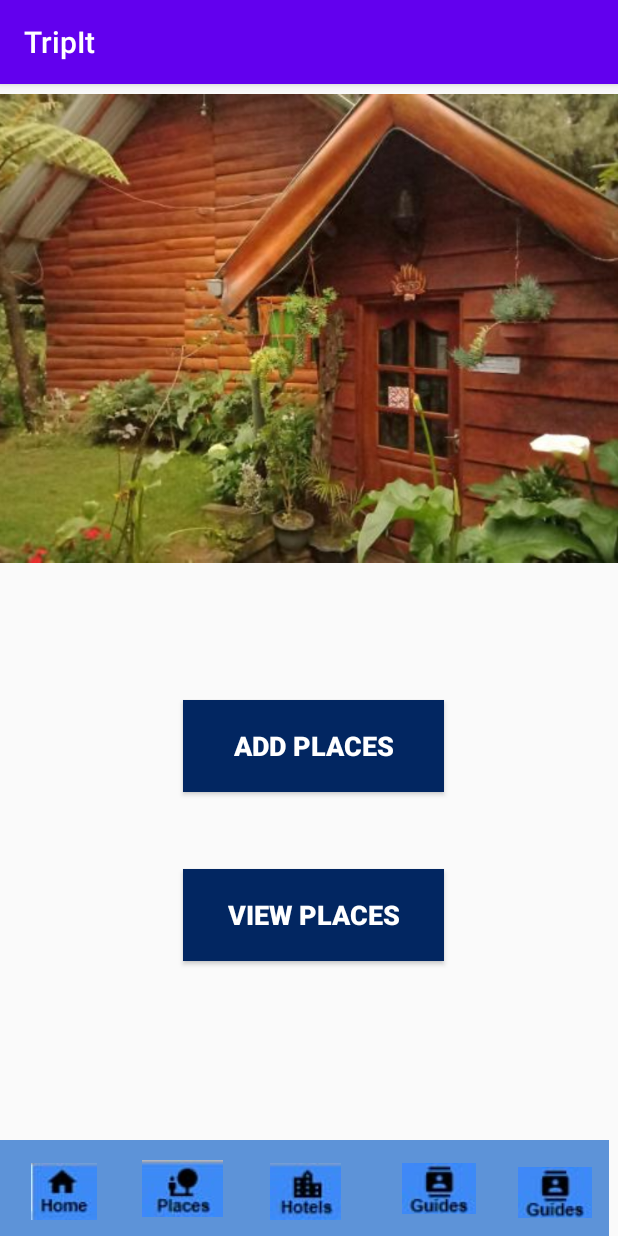
After one commit to SurekhaChandrarathna/PlacesManagement, an Android app: the AdminPg screen opened directly, with no data from a screen before it, on a phone screen of 412 x 824 dp. The commit adds this screen. Run offline under Robolectric (Android 15) with nearby library versions, the phone set to English and light mode, and no system bars.

Commit message:
fourth commit

```diff
--- a/app/src/main/AndroidManifest.xml
+++ b/app/src/main/AndroidManifest.xml
@@ -9,7 +9,8 @@
         android:roundIcon="@mipmap/ic_launcher_round"
         android:supportsRtl="true"
         android:theme="@style/AppTheme">
-        <activity android:name=".ViewPlace"></activity>
+        <activity android:name=".AdminPg"></activity>
+        <activity android:name=".ViewPlace" />
         <activity android:name=".PlacesVi" />
         <activity android:name=".WelcomeInt" />
         <activity android:name=".Cities" />
--- /dev/null
+++ b/app/src/main/java/com/example/tripit/AdminPg.java
@@ -0,0 +1,14 @@
+package com.example.tripit;
+
+import androidx.appcompat.app.AppCompatActivity;
+
+import android.os.Bundle;
+
+public class AdminPg extends AppCompatActivity {
+
+    @Override
+    protected void onCreate(Bundle savedInstanceState) {
+        super.onCreate(savedInstanceState);
+        setContentView(R.layout.activity_admin_pg);
+    }
+}
--- /dev/null
+++ b/app/src/main/res/layout/activity_admin_pg.xml
@@ -0,0 +1,129 @@
+<?xml version="1.0" encoding="utf-8"?>
+<androidx.constraintlayout.widget.ConstraintLayout xmlns:android="http://schemas.android.com/apk/res/android"
+    xmlns:app="http://schemas.android.com/apk/res-auto"
+    xmlns:tools="http://schemas.android.com/tools"
+    android:layout_width="match_parent"
+    android:layout_height="match_parent"
+    tools:context=".AdminPg">
+
+    <androidx.appcompat.widget.Toolbar
+        android:id="@+id/toolbar2"
+        android:layout_width="406dp"
+        android:layout_height="64dp"
+        android:background="@color/tiColor1"
+        android:minHeight="?attr/actionBarSize"
+        android:theme="?attr/actionBarTheme"
+        app:layout_constraintBottom_toBottomOf="parent"
+        app:layout_constraintEnd_toEndOf="parent"
+        app:layout_constraintHorizontal_bias="0.0"
+        app:layout_constraintStart_toStartOf="parent"
+        app:layout_constraintTop_toTopOf="parent"
+        app:layout_constraintVertical_bias="1.0" />
+
+    <ImageButton
+        android:id="@+id/imageButton1"
+        android:layout_width="67dp"
+        android:layout_height="59dp"
+        android:background="@color/tiColor1"
+        app:layout_constraintBottom_toBottomOf="parent"
+        app:layout_constraintEnd_toEndOf="@+id/toolbar2"
+        app:layout_constraintHorizontal_bias="0.026"
+        app:layout_constraintStart_toStartOf="parent"
+        app:srcCompat="@drawable/home" />
+
+    <ImageButton
+        android:id="@+id/imageButton2"
+        android:layout_width="58dp"
+        android:layout_height="64dp"
+        android:layout_marginTop="10dp"
+        android:background="@color/tiColor1"
+        app:layout_constraintBottom_toBottomOf="parent"
+        app:layout_constraintEnd_toEndOf="@+id/toolbar2"
+        app:layout_constraintHorizontal_bias="0.267"
+        app:layout_constraintStart_toStartOf="parent"
+        app:layout_constraintTop_toTopOf="@+id/toolbar2"
+        app:layout_constraintVertical_bias="1.0"
+        app:srcCompat="@drawable/place" />
+
+    <ImageButton
+        android:id="@+id/imageButton3"
+        android:layout_width="73dp"
+        android:layout_height="59dp"
+        android:background="@color/tiColor1"
+        app:layout_constraintBottom_toBottomOf="@+id/toolbar2"
+        app:layout_constraintEnd_toEndOf="@+id/toolbar2"
+        app:layout_constraintStart_toStartOf="@+id/toolbar2"
+        app:srcCompat="@drawable/hotel" />
+
+    <ImageButton
+        android:id="@+id/imageButton4"
+        android:layout_width="66dp"
+        android:layout_height="53dp"
+        android:layout_marginStart="256dp"
+        android:layout_marginTop="5dp"
+        android:layout_marginEnd="77dp"
+        android:layout_marginBottom="6dp"
+        android:background="@color/tiColor1"
+        app:layout_constraintBottom_toBottomOf="@+id/toolbar2"
+        app:layout_constraintEnd_toEndOf="@+id/toolbar2"
+        app:layout_constraintStart_toStartOf="@+id/toolbar2"
+        app:layout_constraintTop_toTopOf="@+id/toolbar2"
+        app:srcCompat="@drawable/guide" />
+
+    <ImageButton
+        android:id="@+id/imageButton5"
+        android:layout_width="57dp"
+        android:layout_height="50dp"
+        android:layout_marginStart="341dp"
+        android:layout_marginTop="6dp"
+        android:background="@color/tiColor1"
+        app:layout_constraintBottom_toBottomOf="parent"
+        app:layout_constraintStart_toStartOf="@+id/toolbar2"
+        app:layout_constraintTop_toTopOf="@+id/toolbar2"
+        app:srcCompat="@drawable/guide" />
+
+    <ImageView
+        android:id="@+id/imageView10"
+        android:layout_width="416dp"
+        android:layout_height="326dp"
+        app:layout_constraintBottom_toBottomOf="parent"
+        app:layout_constraintEnd_toEndOf="parent"
+        app:layout_constraintHorizontal_bias="1.0"
+        app:layout_constraintStart_toStartOf="parent"
+        app:layout_constraintTop_toTopOf="parent"
+        app:layout_constraintVertical_bias="0.0"
+        app:srcCompat="@drawable/moon3" />
+
+    <Button
+        android:id="@+id/button12"
+        android:layout_width="174dp"
+        android:layout_height="61dp"
+        android:background="@color/Adbtncolor"
+        android:text="@string/adbtn"
+        android:textColor="@color/common_google_signin_btn_text_dark_default"
+        android:textSize="18sp"
+        android:textStyle="bold"
+        app:layout_constraintBottom_toBottomOf="parent"
+        app:layout_constraintEnd_toEndOf="parent"
+        app:layout_constraintHorizontal_bias="0.513"
+        app:layout_constraintStart_toStartOf="parent"
+        app:layout_constraintTop_toTopOf="parent"
+        app:layout_constraintVertical_bias="0.581" />
+
+    <Button
+        android:id="@+id/button13"
+        android:layout_width="174dp"
+        android:layout_height="61dp"
+        android:background="@color/Adbtncolor"
+        android:text="@string/adbtn1"
+        android:textColor="@color/common_google_signin_btn_text_dark_default"
+        android:textSize="18sp"
+        android:textStyle="bold"
+        app:layout_constraintBottom_toBottomOf="parent"
+        app:layout_constraintEnd_toEndOf="parent"
+        app:layout_constraintHorizontal_bias="0.514"
+        app:layout_constraintStart_toStartOf="parent"
+        app:layout_constraintTop_toTopOf="parent"
+        app:layout_constraintVertical_bias="0.741" />
+
+</androidx.constraintlayout.widget.ConstraintLayout>
--- a/app/src/main/res/values/colors.xml
+++ b/app/src/main/res/values/colors.xml
@@ -8,4 +8,5 @@
     <color name = "Btncolor2">#f0916c</color>
     <color name = "Btncolor3">#6f92f2</color>
     <color name = "Btncolor4">#aa6ff2</color>
+    <color name = "Adbtncolor">#022661</color>
 </resources>
--- a/app/src/main/res/values/strings.xml
+++ b/app/src/main/res/values/strings.xml
@@ -34,13 +34,15 @@
                         ..................
     </string>
 
-    <string name = "map">Map</string>
+    <string name="map">Map</string>
 
-    <string name = "lakeGreg">Lake Gregory, sometimes also called Gregory Lake or Gregory Reservoir,
+    <string name="lakeGreg">Lake Gregory, sometimes also called Gregory Lake or Gregory Reservoir,
         is a reservoir in heart of the tea country hill city, Nuwara Eliya, Sri Lanka.
         Lake Gregory was constructed during the period of British Governor Sir William Gregory in 1873.
         The lake and the surrounding area make up the Gregory Lake Area
     </string>
 
+    <string name ="adbtn">Add Places</string>
+    <string name ="adbtn1">View Places</string>
 
 </resources>
```
